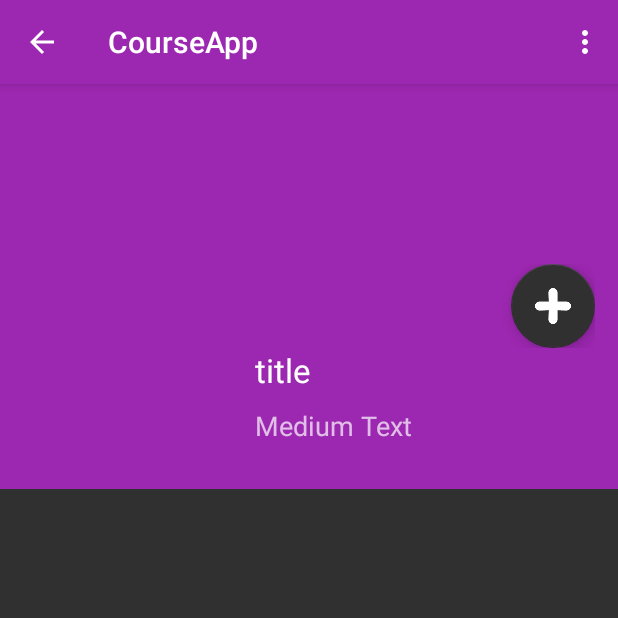
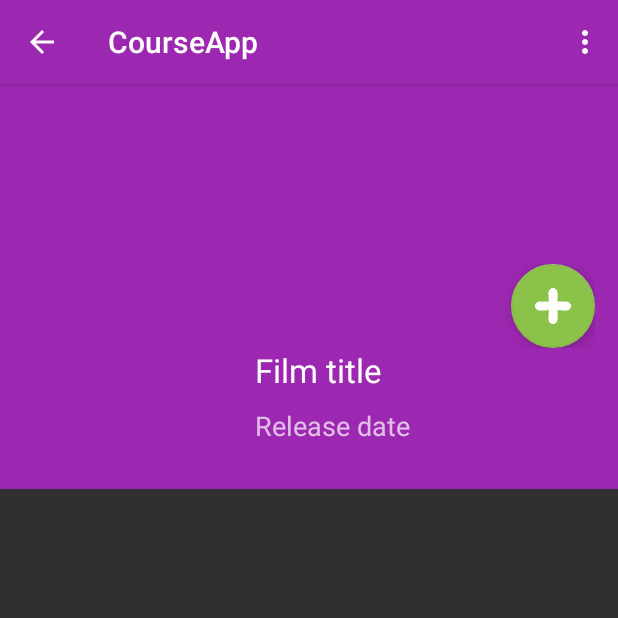
Before and after one commit to Alien-x/CourseApp, an Android app: the FilmDetailFragmentActivity screen opened directly, with no data from a screen before it, on a phone screen of 412 x 824 dp, the top half of it. Run offline under Robolectric (Android 15) with nearby library versions, the phone set to English and light mode, and no system bars.

```diff
--- a/app/src/main/java/cz/muni/fi/pv256/uco374366/FilmAdapter.java
+++ b/app/src/main/java/cz/muni/fi/pv256/uco374366/FilmAdapter.java
@@ -24,11 +24,11 @@ public class FilmAdapter extends BaseAdapter implements StickyGridHeadersSimpleA
     private Context mContext;
     private List<Film> mFilms;
     private LongSparseArray<String> mHeaders;
-    private LayoutInflater mInflater;
+    //private LayoutInflater mInflater;
 
     public FilmAdapter(Context context, List<Film> films, LongSparseArray<String> headers) {
         mContext = context;
-        mInflater = LayoutInflater.from(context);
+        //mInflater = LayoutInflater.from(context);
 
         // film list
         if(films != null) {
--- a/app/src/main/java/cz/muni/fi/pv256/uco374366/MainActivity.java
+++ b/app/src/main/java/cz/muni/fi/pv256/uco374366/MainActivity.java
@@ -26,7 +26,7 @@ public class MainActivity extends AppCompatActivity {
         // film list
         FragmentFilmList fragmentFilmList = new FragmentFilmList();
 
-        fragmentTransaction.add(R.id.film_list_fragment, fragmentFilmList, "FILM_LIST_FRAGMENT");
+        fragmentTransaction.replace(R.id.film_list_fragment, fragmentFilmList, "FILM_LIST_FRAGMENT");
 
         // film detail on right side (tablet)
         if(isTablet()) {
--- a/app/src/main/res/layout/activity_main.xml
+++ b/app/src/main/res/layout/activity_main.xml
@@ -1,7 +1,8 @@
 <LinearLayout xmlns:android="http://schemas.android.com/apk/res/android"
     android:layout_height="match_parent"
     android:layout_width="match_parent"
-    android:orientation="horizontal">
+    android:orientation="horizontal"
+    >
 
     <FrameLayout
         android:id="@+id/film_list_fragment"
--- a/app/src/main/res/layout/film_detail_fragment.xml
+++ b/app/src/main/res/layout/film_detail_fragment.xml
@@ -68,7 +68,7 @@
                     android:layout_width="match_parent"
                     android:layout_height="wrap_content"
                     android:textAppearance="?android:attr/textAppearanceLarge"
-                    android:text="title"
+                    android:text="@string/film_title"
                     android:id="@+id/title"
                     android:layout_alignParentTop="true"
                     android:layout_centerHorizontal="true"
@@ -78,7 +78,7 @@
                     android:layout_width="match_parent"
                     android:layout_height="wrap_content"
                     android:textAppearance="?android:attr/textAppearanceMedium"
-                    android:text="Medium Text"
+                    android:text="@string/film_release_date"
                     android:id="@+id/releaseDate"
                     android:layout_below="@+id/title"
                     android:layout_centerHorizontal="true"
--- a/app/src/main/res/layout/film_group_header.xml
+++ b/app/src/main/res/layout/film_group_header.xml
@@ -9,5 +9,8 @@
         android:layout_height="wrap_content"
         android:textAppearance="?android:attr/textAppearanceMedium"
         android:id="@+id/film_group_header"
-        android:layout_gravity="center_horizontal"/>
+        android:gravity="left"
+        android:text="Film Group Header"
+        android:layout_gravity="left|center_horizontal"
+        android:layout_marginTop="10dp"/>
 </LinearLayout>
--- a/app/src/main/res/values/colors.xml
+++ b/app/src/main/res/values/colors.xml
@@ -1,8 +1,8 @@
 <resources>
     <item type="color" name="primary">#9C27B0</item>
     <item type="color" name="primary_dark">#7B1FA2</item>
-    <item type="color" name="accent">#303030</item>
-    <!--<item type="color" name="accent">#8BC34A</item>-->
+    <item type="color" name="accent">#8BC34A</item>
+    <item type="color" name="background">#303030</item>
     <item type="color" name="accent_2">#bdbdbd</item>
     <item type="color" name="primary_light">#E1BEE7</item>
     <item type="color" name="primary_text">#212121</item>
--- a/app/src/main/res/values/strings.xml
+++ b/app/src/main/res/values/strings.xml
@@ -1,13 +1,15 @@
 <resources>
     <string name="app_name">CourseApp</string>
 
-    <string name="hello_world">Hello world!</string>
     <string name="action_settings">Settings</string>
 
     <string name="films_empty">No films found.</string>
     <string name="no_network">No internet connection.</string>
 
 
-    <string name="title_activity_film">Film detail</string>
+    <string name="film_title">Film title</string>
+    <string name="film_release_date">Release date</string>
+    <string name="film_group_theatres">In Theaters Now</string>
+    <string name="film_group_popular">Most Popular</string>
 
 </resources>
--- a/app/src/main/res/values/themes.xml
+++ b/app/src/main/res/values/themes.xml
@@ -4,6 +4,7 @@
         <item name="colorPrimary">@color/primary</item>
         <item name="colorPrimaryDark">@color/primary_dark</item>
         <item name="colorAccent">@color/accent</item>
+        <item name ="android:windowBackground">@color/background</item>
     </style>
 
     <style name="AppTheme.Secondary">
```
Also changed, not shown: app/src/main/java/cz/muni/fi/pv256/uco374366/FragmentFilmList.java (+9 -7 lines), app/src/main/java/cz/muni/fi/pv256/uco374366/Model/Film.java (+7 -4 lines), app/src/main/res/layout/film_list_fragment.xml (+4 -3 lines), 2 other files.
